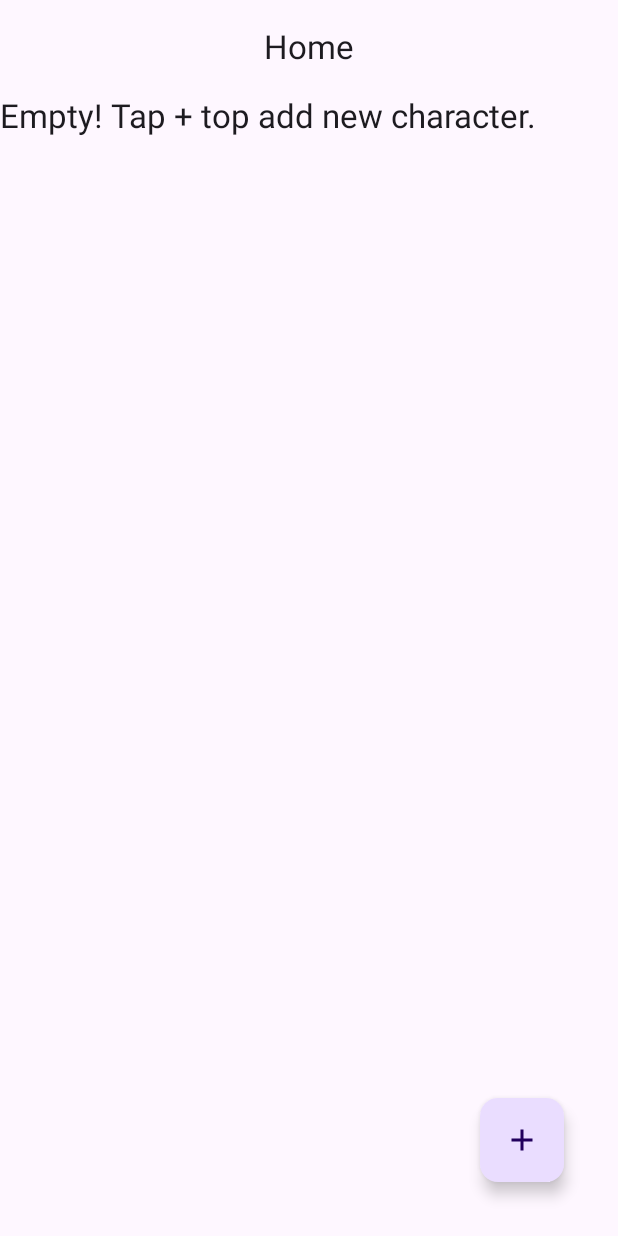
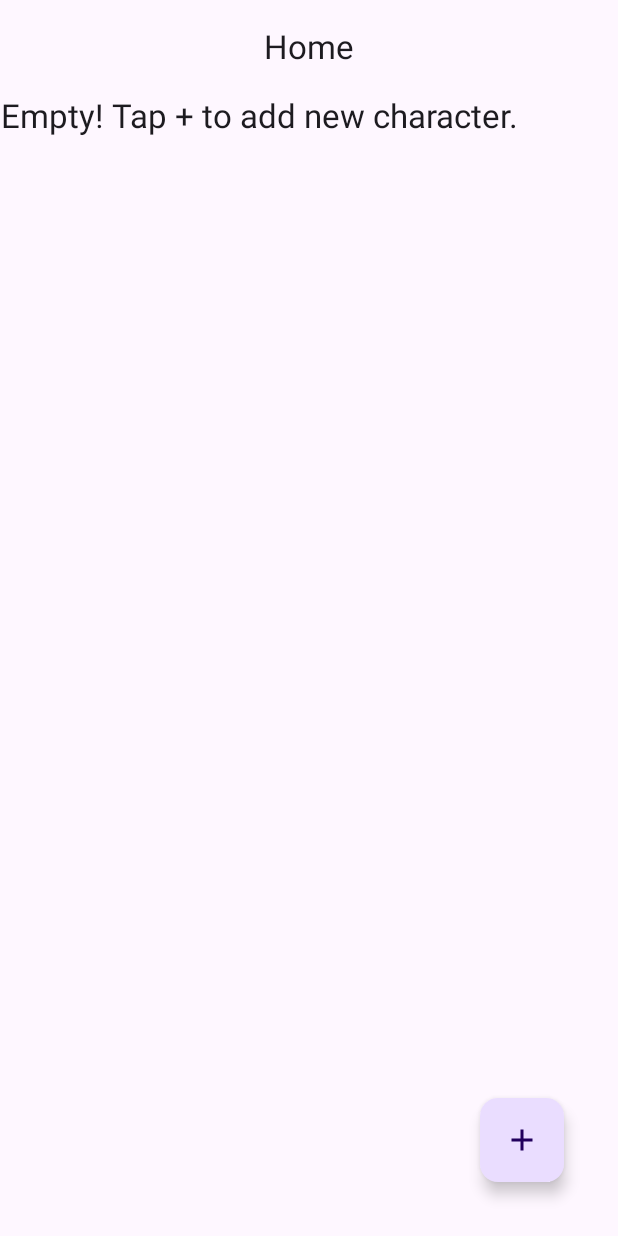
Before and after one commit to NhanDNguyen/Mobile_Computing_2024, an Android app built with Jetpack Compose: the screen it shows after launch (MainActivity), on a phone screen of 412 x 824 dp. Run offline under Robolectric (Android 15) with nearby library versions, the phone set to English and light mode, and no system bars; our stand-ins replace Room's generated code.

Commit message:
Fixed home screen message where there is no profile created.

```diff
--- a/app/src/main/java/com/example/mobilecomputing/Screen/HomeScreen.kt
+++ b/app/src/main/java/com/example/mobilecomputing/Screen/HomeScreen.kt
@@ -100,7 +100,7 @@ private fun HomeBody(
     ) {
         if (profileList.isEmpty()) {
             Text(
-                text = "Empty! Tap + top add new character.",
+                text = "Empty! Tap + to add new character.",
                 textAlign = TextAlign.Center,
                 style = MaterialTheme.typography.titleLarge
             )
```
